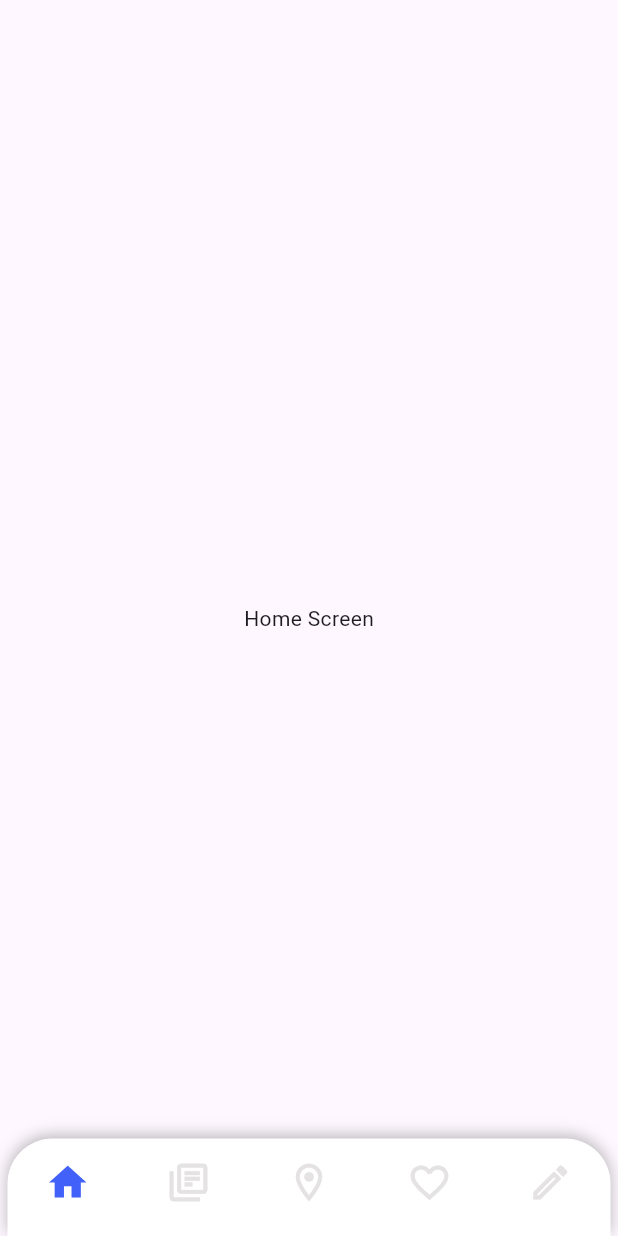
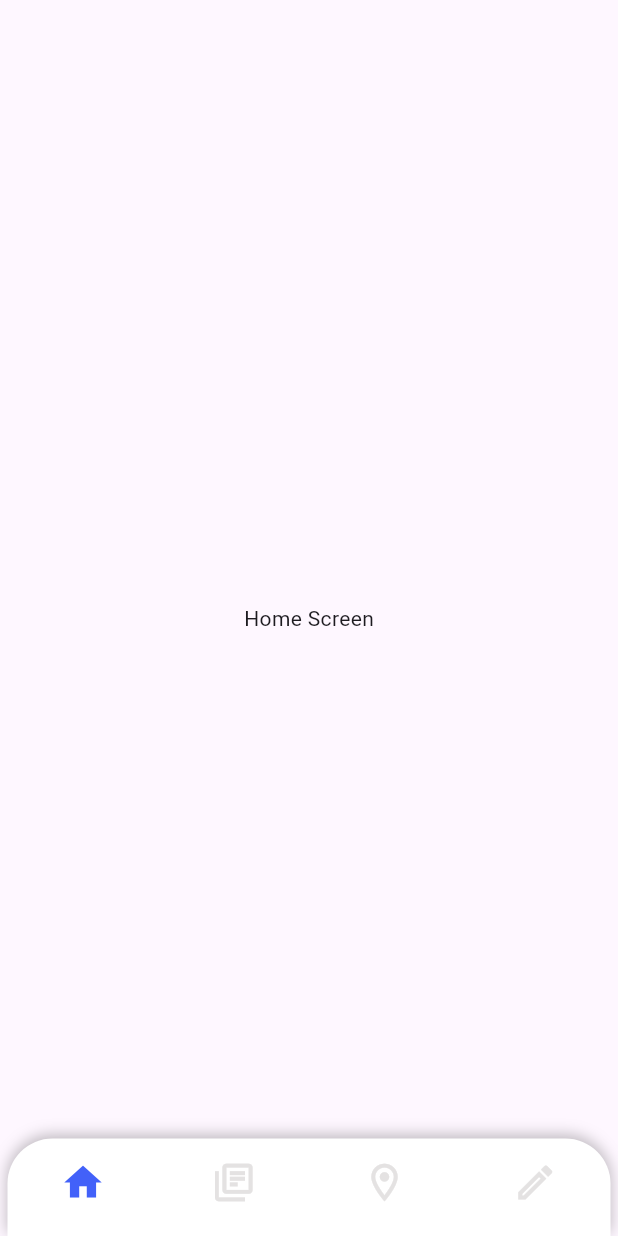
Before and after one commit to Angelzaki/BOOKIE-APP-GROUP-H-3-15, a Flutter app: the screen it shows after launch, on a phone screen of 412 x 824 dp. Run offline on Flutter 3.47's test engine with Material 3 defaults, Android fonts, the phone set to English and light mode, and no system bars; our stand-ins replace flutter_dotenv, geolocator, google_maps_flutter.

Commit message:
modifies bottomtabs

```diff
--- a/lib/ui/Navigator/bottomtabs.dart
+++ b/lib/ui/Navigator/bottomtabs.dart
@@ -1,5 +1,4 @@
 import 'package:bookieapp/ui/pages/editscreen.dart';
-import 'package:bookieapp/ui/pages/favouritesscreen.dart';
 import 'package:bookieapp/ui/pages/homescreen.dart';
 import 'package:bookieapp/ui/pages/libraryscreen.dart';
 import 'package:bookieapp/ui/pages/mapscreen.dart';
@@ -20,7 +19,6 @@ class _NavigatorState extends State<BottomTabsNavigatorState> {
     const HomeScreen(),
     const LibraryScreen(),
     MapScreen(),
-    const FavouritesScreen(),
     const EditScreen(),
   ];
 
@@ -86,10 +84,6 @@ class _NavigatorState extends State<BottomTabsNavigatorState> {
                     label: '',
                   ),
                   BottomNavigationBarItem(
-                    icon: Icon(Icons.favorite_border),
-                    label: '',
-                  ),
-                  BottomNavigationBarItem(
                     icon: Icon(Icons.mode_outlined),
                     label: '',
                   ),
```
